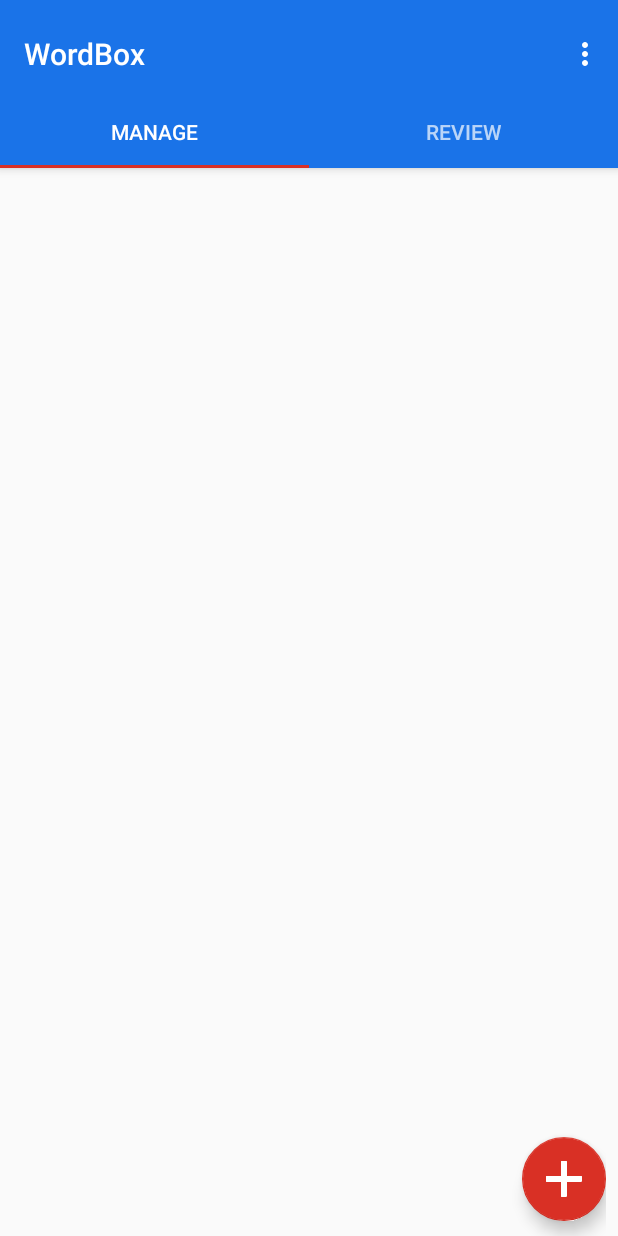
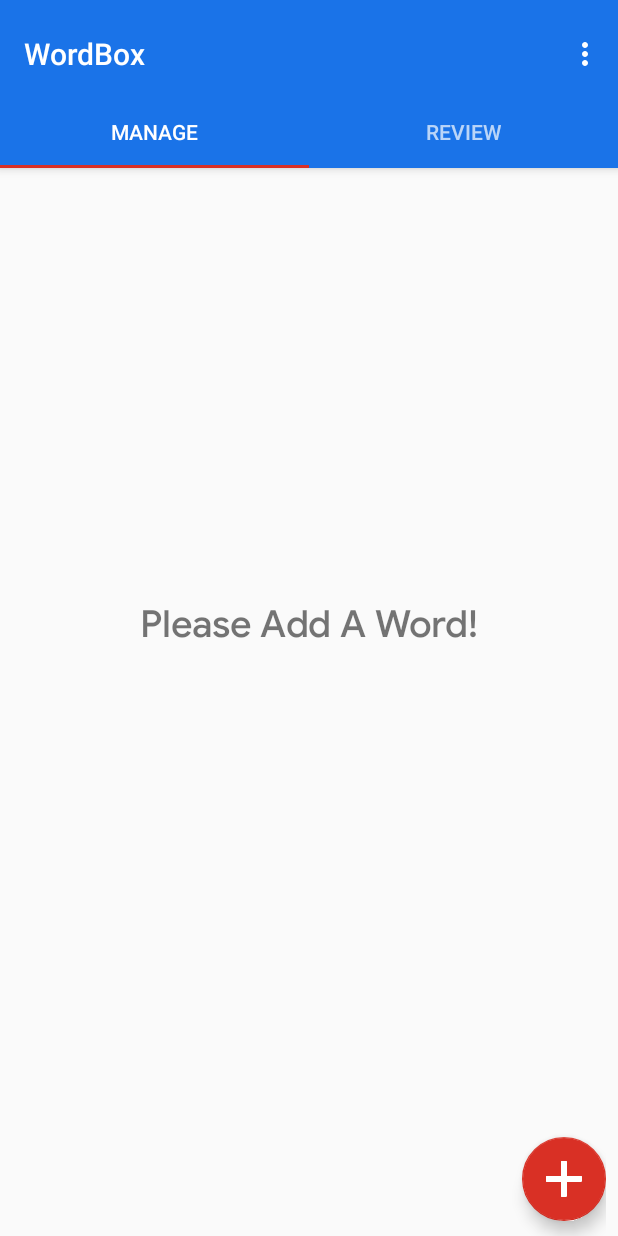
Before and after one commit to hadinahavandi/wordbox, an Android app: the screen it shows after launch (MainActivity), on a phone screen of 412 x 824 dp. Run offline under Robolectric (Android 15) with nearby library versions, the phone set to English and light mode, and no system bars; libraries missing offline, so code that uses them is left out: com.activeandroid, com.activeandroid.query, com.yarolegovich.lovelydialog; 7 statements that could not run were skipped.

Commit message:
Added Message When Empty. Changed Completed Words Style.

```diff
--- a/app/src/main/java/ir/sweetsoft/wordbox/wordbox/PlaceholderFragment.java
+++ b/app/src/main/java/ir/sweetsoft/wordbox/wordbox/PlaceholderFragment.java
@@ -12,6 +12,7 @@ import android.support.v7.widget.CardView;
 import android.support.v4.app.Fragment;
 import android.os.Bundle;
 import android.text.format.DateFormat;
+import android.util.Log;
 import android.util.TypedValue;
 import android.view.Gravity;
 import android.view.LayoutInflater;
@@ -97,12 +98,24 @@ public class PlaceholderFragment extends Fragment {
         RelativeLayout WordList = (RelativeLayout) rootView.findViewById(R.id.wordlist);
         WordList.removeAllViews();
         List<Word> wl = new Select().from(Word.class).orderBy("place ASC").execute();
+        if(wl.size()<=0)
+        {
+            WordList.getLayoutParams().height=scaler.HeightPercentToPixel(70);
+            RelativeLayout.LayoutParams lp = new RelativeLayout.LayoutParams(RelativeLayout.LayoutParams.WRAP_CONTENT, RelativeLayout.LayoutParams.WRAP_CONTENT);
+            lp.addRule(RelativeLayout.CENTER_HORIZONTAL,1);
+            lp.addRule(RelativeLayout.CENTER_VERTICAL,1);
+            TextView Message=new TextView(getContext());
+            Message.setText("Please Add A Word!");
+            Message.setTextSize(TypedValue.COMPLEX_UNIT_SP, 25);
+            Message.setTypeface(SweetFonts.getFont(getContext(), SweetFonts.GOOGLESansMedium));
+            WordList.addView(Message, lp);
+            Log.d("No Word","No Word");
+        }
+
         for (int i = 0; i < wl.size(); i++) {
 
             final long wlID = wl.get(i).getId();
             RelativeLayout.LayoutParams lp = new RelativeLayout.LayoutParams(scaler.WidthPercentToPixel(45), scaler.HeightPercentToPixel(20));
-//            lp.setMarginStart(scaler.WidthPercentToPixel(1));
-//            lp.setMarginEnd(scaler.WidthPercentToPixel(1));
             lp.setMargins(scaler.WidthPercentToPixel(1),scaler.WidthPercentToPixel(1),scaler.WidthPercentToPixel(1),scaler.WidthPercentToPixel(1));
 
             CardView Word = new CardView(activity);
@@ -180,7 +193,12 @@ public class PlaceholderFragment extends Fragment {
             Word.setId(Word.generateViewId());
             if (wl.get(i).place > 32) {
                 TitleLabel.setTextColor(Color.parseColor("#ffffff"));
-                Word.setBackgroundColor(Color.parseColor("#e21a73"));
+                CardContent.setBackgroundColor(getResources().getColor(R.color.colorGreen));
+                CardContent.getLayoutParams().height=scaler.HeightPercentToPixel(6);
+                TitleLabelParams.addRule(RelativeLayout.CENTER_IN_PARENT,1);
+//                TitleLabel.setLayoutParams(TitleLabelParams);
+                Word.setRadius(50);
+                ActionBar.setVisibility(View.GONE);
             }
             lp.bottomMargin = scaler.HeightPercentToPixel(2);
             if (i % 2 == 0) {
```
